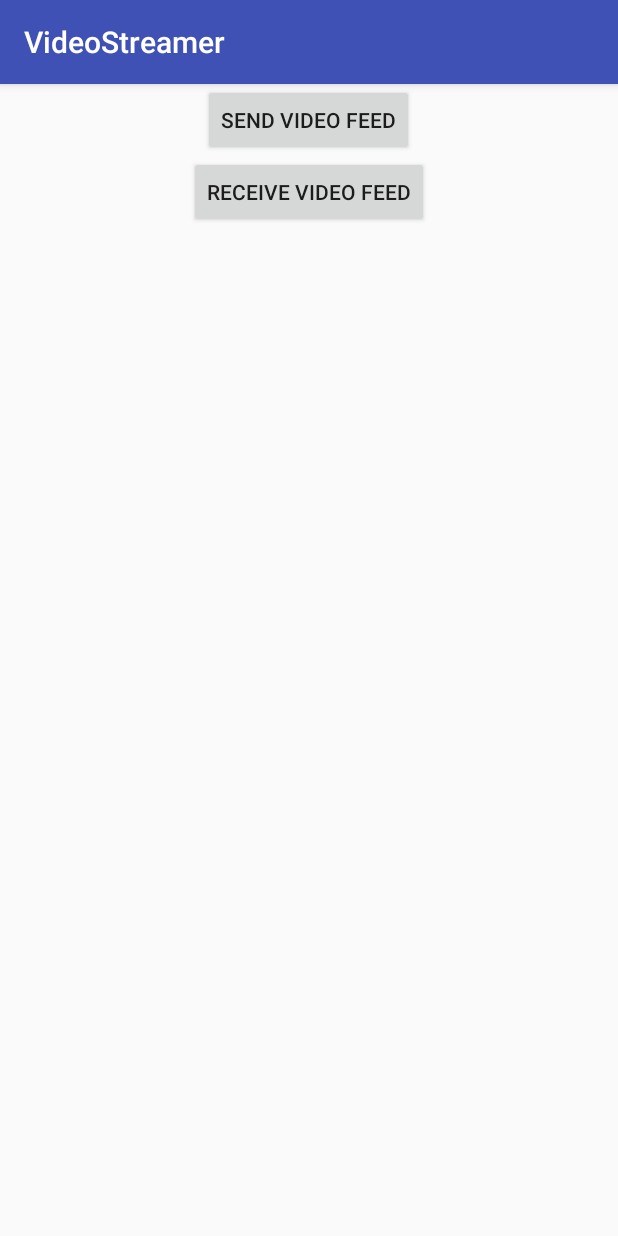
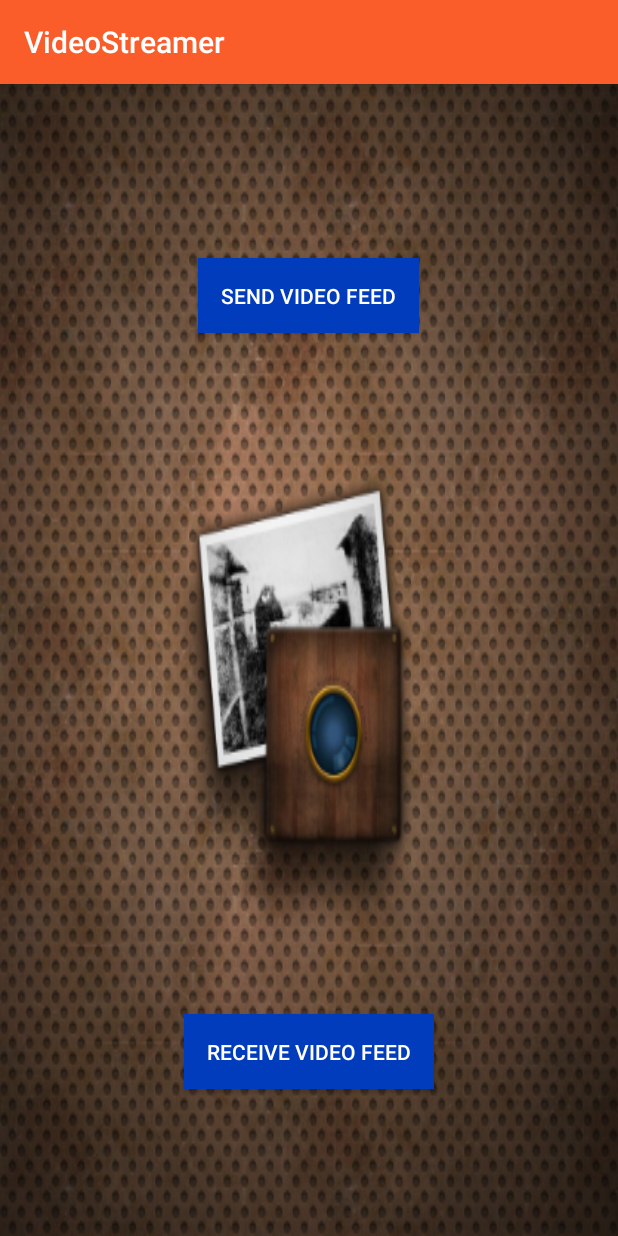
Before and after one commit to kartik2112/VideoStreamer, an Android app: the screen it shows after launch (MainActivity), on a phone screen of 412 x 824 dp. Run offline under Robolectric (Android 15) with nearby library versions, the phone set to English and light mode, and no system bars.

Commit message:
UI Improved

```diff
--- a/app/src/main/res/layout/activity_main.xml
+++ b/app/src/main/res/layout/activity_main.xml
@@ -4,22 +4,30 @@
     xmlns:tools="http://schemas.android.com/tools"
     android:layout_width="match_parent"
     android:layout_height="match_parent"
-    tools:context="com.sk_vr.videostreamer.MainActivity">
+    tools:context="com.sk_vr.videostreamer.MainActivity"
+    android:background="@mipmap/bg">
 
     <Button
         android:id="@+id/sendFeedButton"
-        android:layout_centerHorizontal="true"
         android:layout_width="wrap_content"
         android:layout_height="wrap_content"
+        android:background="@color/blue"
+        android:textColor="@android:color/background_light"
+        android:padding="15dp"
         android:text="Send Video Feed"
-        />
+        android:layout_alignParentTop="true"
+        android:layout_centerHorizontal="true"
+        android:layout_marginTop="116dp" />
     <Button
-        android:layout_below="@id/sendFeedButton"
         android:id="@+id/receiveFeedButton"
-        android:layout_centerHorizontal="true"
         android:layout_width="wrap_content"
         android:layout_height="wrap_content"
         android:text="Receive Video Feed"
-        />
+        android:background="@color/blue"
+        android:textColor="@android:color/background_light"
+        android:padding="15dp"
+        android:layout_marginBottom="98dp"
+        android:layout_alignParentBottom="true"
+        android:layout_centerHorizontal="true" />
 
 </RelativeLayout>
--- a/app/src/main/res/values/colors.xml
+++ b/app/src/main/res/values/colors.xml
@@ -1,6 +1,10 @@
 <?xml version="1.0" encoding="utf-8"?>
 <resources>
-    <color name="colorPrimary">#3F51B5</color>
-    <color name="colorPrimaryDark">#303F9F</color>
+    <color name="colorPrimary">#fa5c2a</color>
+    <color name="colorPrimaryDark">#d43c0e</color>
     <color name="colorAccent">#FF4081</color>
+    <color name="foreground_material_light">#f3c2ff</color>
+    <color name="background_material_light">#b800e2</color>
+    <color name="blue">#003cbc</color>
+    <color name="textColorPrimary">#ffd8ff</color>
 </resources>
--- a/app/src/main/res/values/styles.xml
+++ b/app/src/main/res/values/styles.xml
@@ -5,7 +5,9 @@
         <!-- Customize your theme here. -->
         <item name="colorPrimary">@color/colorPrimary</item>
         <item name="colorPrimaryDark">@color/colorPrimaryDark</item>
-        <item name="colorAccent">@color/colorAccent</item>
+        <item name="colorAccent">@android:color/holo_purple</item>
+        <item name="android:colorForeground">@color/foreground_material_light</item>
+        <item name="android:textColorPrimary">@color/textColorPrimary</item>
     </style>
 
 </resources>
```
Also changed, not shown: app/src/main/res/layout/activity_receive_feed.xml (+15 -3 lines), app/src/main/res/layout/activity_send_feed.xml (+6 -1 lines), app/src/main/res/drawable/bg.jpg (added), app/src/main/res/mipmap-xxxhdpi/bg.jpg (added), 32 other files.
